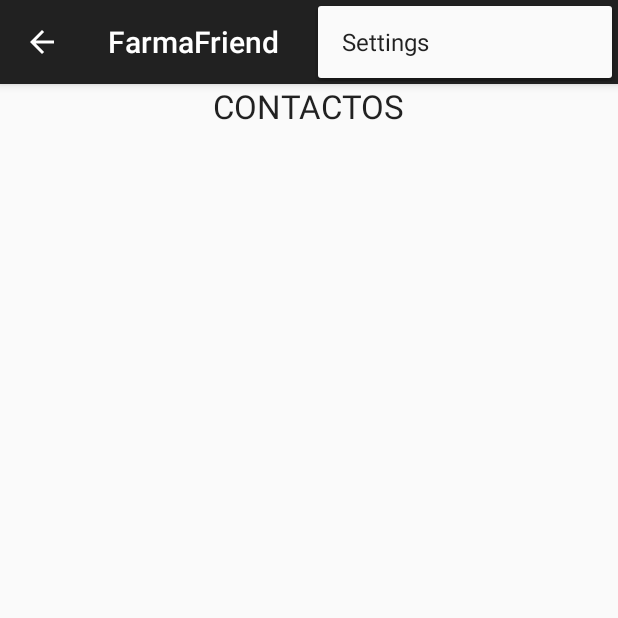
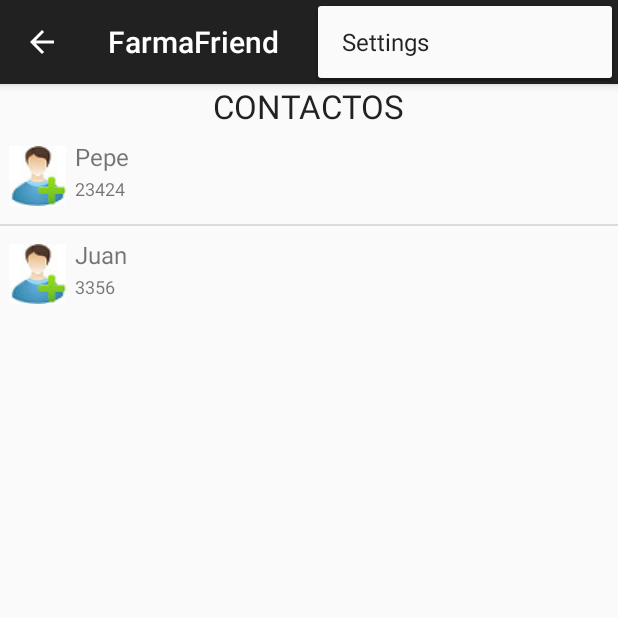
Before and after one commit to farmaFriend/FarmaProyecto, an Android app: the screen it shows after launch (MyActivity), with the options menu open, on a phone screen of 412 x 824 dp, the top half of it. Run offline under Robolectric (Android 15) with nearby library versions, the phone set to English and light mode, and no system bars; 2 statements that could not run were skipped.

Commit message:
Lista contactos

```diff
--- a/app/src/main/java/com/example/ixtilion/proyecto/Agenda.java
+++ b/app/src/main/java/com/example/ixtilion/proyecto/Agenda.java
@@ -5,8 +5,14 @@
 import android.view.LayoutInflater;
 import android.view.View;
 import android.view.ViewGroup;
+import android.widget.AdapterView;
+import android.widget.ArrayAdapter;
+import android.widget.ListView;
 
 import com.example.ixtilion.proyecto.R;
+
+import java.util.ArrayList;
+import java.util.List;
 
 /**
  * Created by Ixtilion on 3/9/2015.
@@ -14,11 +20,25 @@
 public class Agenda extends Fragment {
 
     @Override
-    public View onCreateView(LayoutInflater inflater, ViewGroup container,
-                             Bundle savedInstanceState) {
+    public View onCreateView(LayoutInflater inflater, ViewGroup container, Bundle savedInstanceState) {
+
+        //Aqui se haria una query a la base de datos, se recorreria el puntero e iriamos construyendo y añadiendo contactos al array
+        Contacto c1 = new Contacto("Pepe", "23424");
+        Contacto c2 = new Contacto( "Juan", "3356");
+
+        ArrayList<Contacto> contacts = new ArrayList<Contacto>();
+        contacts.add(c1);
+        contacts.add(c2);
+
+        View view = inflater.inflate(R.layout.lay_agenda, container, false);
+        ListView list = (ListView)view.findViewById(R.id.listView);
+
+        final CustomArrayAdapter adapter = new CustomArrayAdapter(view.getContext(),contacts);
+        list.setAdapter(adapter);
 
 
-        View rootView = inflater.inflate(R.layout.lay_agenda, container, false);
-        return rootView;
+    return view;
     }
+
+
 }
--- /dev/null
+++ b/app/src/main/java/com/example/ixtilion/proyecto/CustomArrayAdapter.java
@@ -0,0 +1,36 @@
+package com.example.ixtilion.proyecto;
+
+import android.content.Context;
+import android.view.LayoutInflater;
+import android.view.View;
+import android.view.ViewGroup;
+import android.widget.ArrayAdapter;
+import android.widget.ImageView;
+import android.widget.TextView;
+
+import java.util.ArrayList;
+
+public class CustomArrayAdapter extends ArrayAdapter<Contacto> {
+    private final Context context;
+    private final ArrayList<Contacto> contactos;
+    public CustomArrayAdapter(Context context, ArrayList<Contacto> contactos) {
+        super(context, R.layout.linea, contactos);
+        this.context = context;
+        this.contactos = contactos;
+    }
+
+    @Override
+    public View getView(int position, View convertView, ViewGroup parent) {
+        LayoutInflater inflater = (LayoutInflater) context
+                .getSystemService(Context.LAYOUT_INFLATER_SERVICE);
+        View rowView = inflater.inflate(R.layout.linea, parent, false);
+        TextView linea1 = (TextView) rowView.findViewById(R.id.firstLine);
+        TextView linea2 = (TextView) rowView.findViewById(R.id.secondLine);
+        ImageView imageView = (ImageView) rowView.findViewById(R.id.icon);
+        linea1.setText(contactos.get(position).getName());
+        linea2.setText(contactos.get(position).getPhone());
+        imageView.setImageResource(R.drawable.agenda);
+
+        return rowView;
+    }
+}
--- a/app/src/main/java/com/example/ixtilion/proyecto/ExampleListItem.java
+++ /dev/null
@@ -1,21 +0,0 @@
-package com.example.ixtilion.proyecto;
-
-/**
- * Created by Ixtilion on 3/5/2015.
- */
-public class ExampleListItem {
-
-    private String itemTitle;
-
-    public String getItemTitle() {
-        return itemTitle;
-    }
-
-    public void setItemTitle(String itemTitle) {
-        this.itemTitle = itemTitle;
-    }
-
-    public ExampleListItem(String title){
-        this.itemTitle = title;
-    }
-}
--- a/app/src/main/java/com/example/ixtilion/proyecto/MyActivity.java
+++ b/app/src/main/java/com/example/ixtilion/proyecto/MyActivity.java
@@ -19,7 +19,7 @@
 
 
 public class MyActivity extends ActionBarActivity
-        implements NavigationDrawerFragment.NavigationDrawerCallbacks {
+        implements NavigationDrawerFragment.NavigationDrawerCallbacks{
 
     /**
      * Fragment managing the behaviors, interactions and presentation of the navigation drawer.
@@ -45,6 +45,7 @@
                 R.id.navigation_drawer,
                 (DrawerLayout) findViewById(R.id.drawer_layout));
     }
+
 
     @Override
     public void onNavigationDrawerItemSelected(int position) {
--- a/app/src/main/res/layout/lay_agenda.xml
+++ b/app/src/main/res/layout/lay_agenda.xml
@@ -10,4 +10,10 @@
         android:text="CONTACTOS"
         android:id="@+id/textView"
         android:layout_gravity="center_horizontal" />
+
+    <ListView
+        android:layout_width="match_parent"
+        android:layout_height="wrap_content"
+        android:id="@+id/listView" />
+
 </LinearLayout>
--- /dev/null
+++ b/app/src/main/res/layout/linea.xml
@@ -0,0 +1,41 @@
+<RelativeLayout xmlns:android="http://schemas.android.com/apk/res/android"
+    android:layout_width="fill_parent"
+    android:layout_height="?android:attr/listPreferredItemHeight"
+    android:padding="6dip" >
+
+    <ImageView
+        android:id="@+id/icon"
+        android:layout_width="wrap_content"
+        android:layout_height="fill_parent"
+        android:layout_alignParentBottom="true"
+        android:layout_alignParentTop="true"
+        android:layout_marginRight="6dip"
+        android:contentDescription="TODO"
+        android:src="@drawable/ic_launcher" />
+
+    <TextView
+        android:id="@+id/secondLine"
+        android:layout_width="fill_parent"
+        android:layout_height="26dip"
+        android:layout_alignParentBottom="true"
+        android:layout_alignParentRight="true"
+        android:layout_toRightOf="@id/icon"
+        android:ellipsize="marquee"
+        android:singleLine="true"
+        android:text="Description"
+        android:textSize="12sp" />
+
+    <TextView
+        android:id="@+id/firstLine"
+        android:layout_width="fill_parent"
+        android:layout_height="wrap_content"
+        android:layout_above="@id/secondLine"
+        android:layout_alignParentRight="true"
+        android:layout_alignParentTop="true"
+        android:layout_alignWithParentIfMissing="true"
+        android:layout_toRightOf="@id/icon"
+        android:gravity="center_vertical"
+        android:text="Example application"
+        android:textSize="16sp" />
+
+</RelativeLayout>
```
